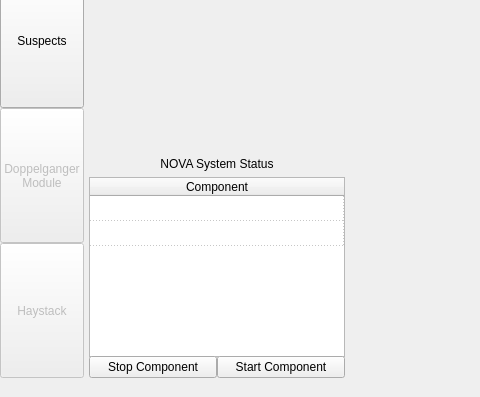
Old version of the form NovaGUI/UI/novagui.ui in the repository altf4/Nova; both pictures show x 0 to 480 and y 181 to 578 of the 846 by 578 pixel window.
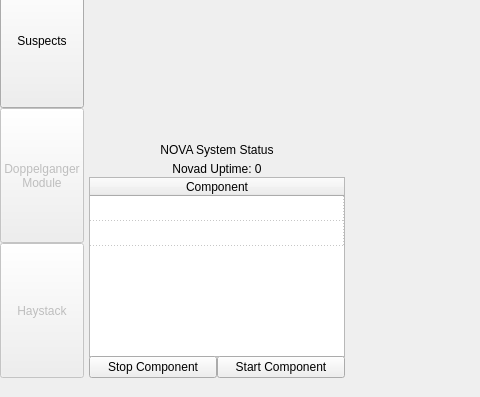
New version of the form.

Commit message: UI_QT: Show uptime on QT GUI

```diff
--- a/NovaGUI/UI/novagui.ui
+++ b/NovaGUI/UI/novagui.ui
@@ -238,6 +238,16 @@
             </property>
            </widget>
           </item>
+          <item>
+           <widget class="QLabel" name="uptimeLabel">
+            <property name="text">
+             <string>Novad Uptime: 0</string>
+            </property>
+            <property name="alignment">
+             <set>Qt::AlignCenter</set>
+            </property>
+           </widget>
+          </item>
           <item>
            <widget class="QTableWidget" name="systemStatusTable">
             <property name="sizePolicy">
```
Left out of the diff: 2 changed lines with no effect on the pictures. The commit also changes 1 other file.
